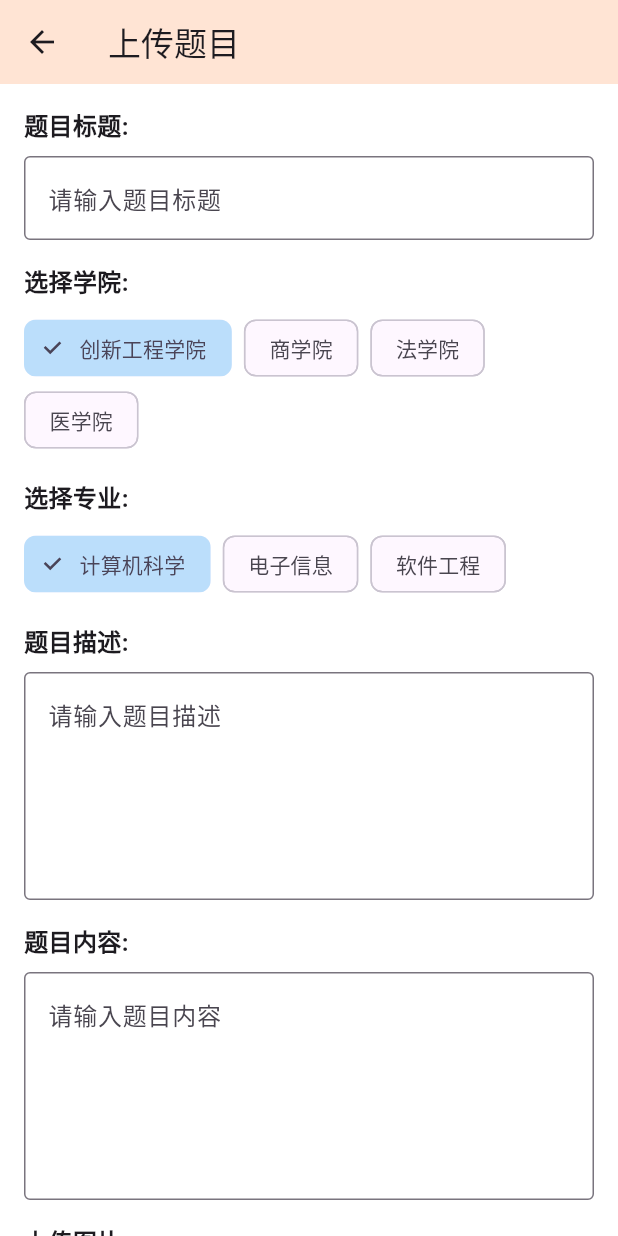
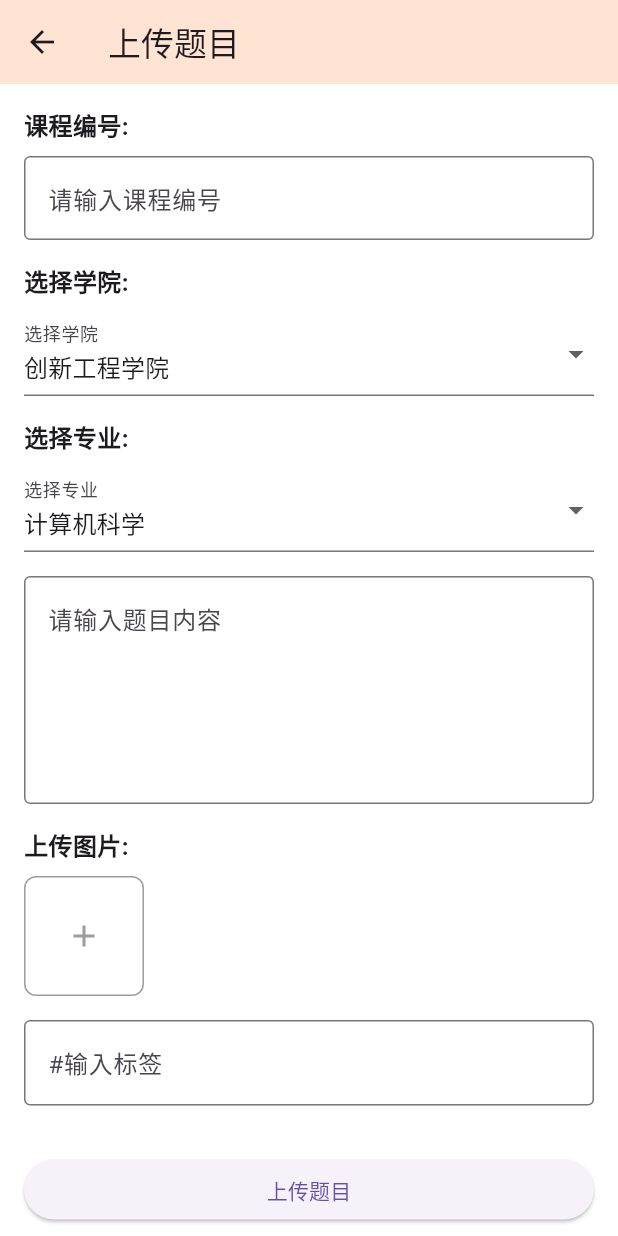
Before and after one commit to oblivi-ate/muststudy, a Flutter app: the ForumUpdateQuestionsScreen screen opened directly, on a phone screen of 412 x 824 dp. Run offline on Flutter 3.47's test engine with Material 3 defaults, Android fonts, the phone set to English and light mode, and no system bars; our stand-ins replace flutter_markdown, font_awesome_flutter, google_fonts, image_picker, parse_server_sdk_flutter, shared_preferences and 1 more; accounts and stored records are empty; network calls fail.

```diff
--- a/lib/screens/forum_update_questions.dart
+++ b/lib/screens/forum_update_questions.dart
@@ -191,61 +191,53 @@ class _ForumUpdateQuestionsScreenState extends State<ForumUpdateQuestionsScreen>
                 child: Column(
                   crossAxisAlignment: CrossAxisAlignment.start,
                   children: [
-                    const Text('题目标题:', style: TextStyle(fontSize: 16, fontWeight: FontWeight.bold)),
+                    const Text('课程编号:', style: TextStyle(fontSize: 16, fontWeight: FontWeight.bold)),
                     const SizedBox(height: 8),
                     TextFormField(
                       controller: _titleController,
                       decoration: const InputDecoration(
                         border: OutlineInputBorder(),
-                        hintText: '请输入题目标题',
+                        hintText: '请输入课程编号',
                       ),
                     ),
                     const SizedBox(height: 16),
                     const Text('选择学院:', style: TextStyle(fontSize: 16, fontWeight: FontWeight.bold)),
                     const SizedBox(height: 8),
-                    Wrap(
-                      spacing: 8,
-                      children: _colleges.map((c) => ChoiceChip(
-                            label: Text(c),
-                            selected: _selectedCollege == c,
-                            onSelected: (selected) {
-                              setState(() {
-                                _selectedCollege = c;
-                                // 更新专业默认值
-                                _selectedMajor = _majorMap[_selectedCollege]!.first;
-                              });
-                            },
-                            selectedColor: Colors.blue.shade100,
+                    DropdownButtonFormField<String>(
+                      decoration: const InputDecoration(labelText: '选择学院'),
+                      value: _selectedCollege,
+                      items: _colleges.map((c) => DropdownMenuItem<String>(
+                            value: c,
+                            child: Text(c),
                           )).toList(),
+                      onChanged: (value) {
+                        if (value != null) {
+                          setState(() {
+                            _selectedCollege = value;
+                            _selectedMajor = _majorMap[_selectedCollege]!.first;
+                          });
+                        }
+                      },
                     ),
                     const SizedBox(height: 16),
                     const Text('选择专业:', style: TextStyle(fontSize: 16, fontWeight: FontWeight.bold)),
                     const SizedBox(height: 8),
-                    Wrap(
-                      spacing: 8,
-                      children: _majorMap[_selectedCollege]!.map((m) => ChoiceChip(
-                            label: Text(m),
-                            selected: _selectedMajor == m,
-                            onSelected: (selected) => setState(() {
-                              _selectedMajor = m;
-                            }),
-                            selectedColor: Colors.blue.shade100,
+                    DropdownButtonFormField<String>(
+                      decoration: const InputDecoration(labelText: '选择专业'),
+                      value: _selectedMajor,
+                      items: _majorMap[_selectedCollege]!.map((m) => DropdownMenuItem<String>(
+                            value: m,
+                            child: Text(m),
                           )).toList(),
+                      onChanged: (value) {
+                        if (value != null) {
+                          setState(() {
+                            _selectedMajor = value;
+                          });
+                        }
+                      },
                     ),
                     const SizedBox(height: 16),
-                    const Text('题目描述:', style: TextStyle(fontSize: 16, fontWeight: FontWeight.bold)),
-                    const SizedBox(height: 8),
-                    TextFormField(
-                      controller: _descriptionController,
-                      maxLines: 5,
-                      decoration: const InputDecoration(
-                        border: OutlineInputBorder(),
-                        hintText: '请输入题目描述',
-                      ),
-                    ),
-                    const SizedBox(height: 16),
-                    const Text('题目内容:', style: TextStyle(fontSize: 16, fontWeight: FontWeight.bold)),
-                    const SizedBox(height: 8),
                     TextFormField(
                       controller: _informationController,
                       maxLines: 5,
@@ -302,8 +294,6 @@ class _ForumUpdateQuestionsScreenState extends State<ForumUpdateQuestionsScreen>
                       ],
                     ),
                     const SizedBox(height: 16),
-                    const Text('属性标签 (# 开头自动补全):', style: TextStyle(fontSize: 16, fontWeight: FontWeight.bold)),
-                    const SizedBox(height: 8),
                     Autocomplete<String>(
                       optionsBuilder: (TextEditingValue value) {
                         final text = value.text;
@@ -344,7 +334,6 @@ class _ForumUpdateQuestionsScreenState extends State<ForumUpdateQuestionsScreen>
                       width: double.infinity,
                       child: ElevatedButton(
                         onPressed: _submit,
-                        style: ElevatedButton.styleFrom(padding: const EdgeInsets.symmetric(vertical: 16)),
                         child: const Text('上传题目'),
                       ),
                     ),
--- a/pubspec.yaml
+++ b/pubspec.yaml
@@ -41,6 +41,7 @@ dependencies:
   flutter_svg: ^1.0.3
   font_awesome_flutter: ^10.4.0
   image_picker: ^0.8.7+4
+  url_launcher: ^6.3.1
 
 dev_dependencies:
   flutter_test:
```
Also changed, not shown: lib/screens/settings_contact.dart (+80 -2 lines), pubspec.lock, 5 other files.
